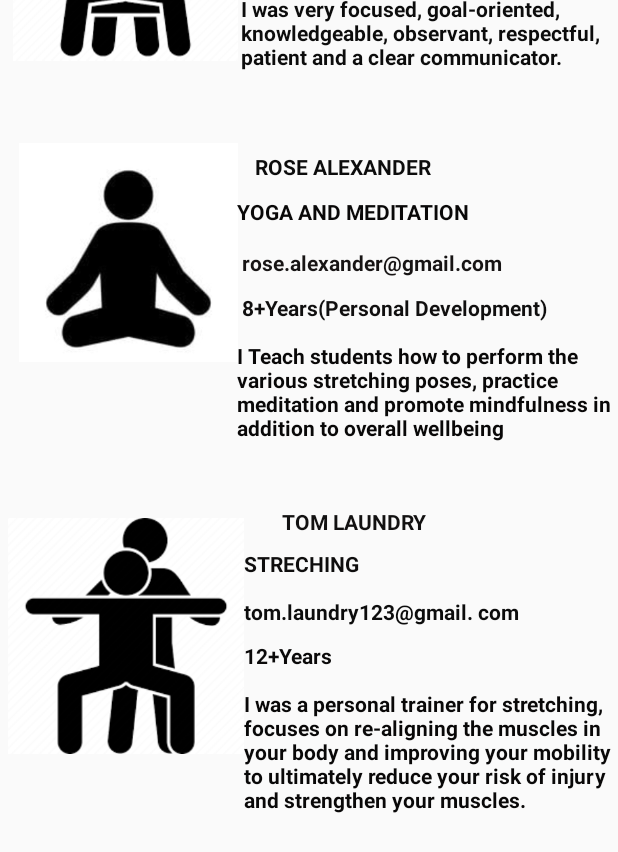
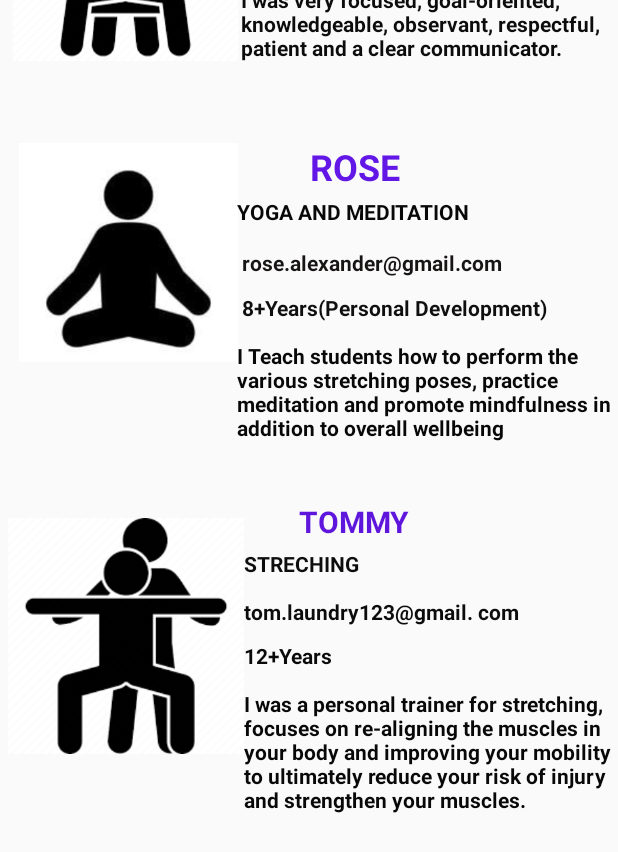
Before and after one commit to saipreethi14/android-fitness-app, an Android app: the layout findcoaches.xml on its own in the app's theme, with its tools: preview values and no code run, scrolled down 154 dp, on a phone screen of 412 x 824 dp. Shown: the top 852 px of the screen. Run offline under Robolectric (Android 15) with nearby library versions, the light colour scheme and no system bars.

Commit message:
some changes in coach page

```diff
--- a/app/src/main/res/layout/findcoaches.xml
+++ b/app/src/main/res/layout/findcoaches.xml
@@ -69,11 +69,12 @@
 
                 <TextView
                     android:id="@+id/textView3"
-                    android:layout_width="141dp"
-                    android:layout_height="49dp"
+                    android:layout_width="165dp"
+                    android:layout_height="43dp"
                     android:gravity="center"
                     android:text="JOHN MADDEN"
-                    android:textColor="#0C0C0C"
+                    android:textColor="#5516C5"
+                    android:textSize="20sp"
                     android:textStyle="bold" />
 
                 <TextView
@@ -159,8 +160,9 @@
                     android:layout_width="147dp"
                     android:layout_height="36dp"
                     android:gravity="center"
-                    android:text="TOM LAUNDRY"
-                    android:textColor="#121111"
+                    android:text="TOMMY"
+                    android:textColor="#5E16DD"
+                    android:textSize="20sp"
                     android:textStyle="bold" />
 
                 <TextView
@@ -230,11 +232,12 @@
 
                 <TextView
                     android:id="@+id/NAME"
-                    android:layout_width="142dp"
+                    android:layout_width="163dp"
                     android:layout_height="40dp"
                     android:gravity="center"
-                    android:text="ROSE ALEXANDER"
-                    android:textColor="#0C0C0C"
+                    android:text="ROSE "
+                    android:textColor="#6217E6"
+                    android:textSize="24sp"
                     android:textStyle="bold" />
 
                 <TextView
```
